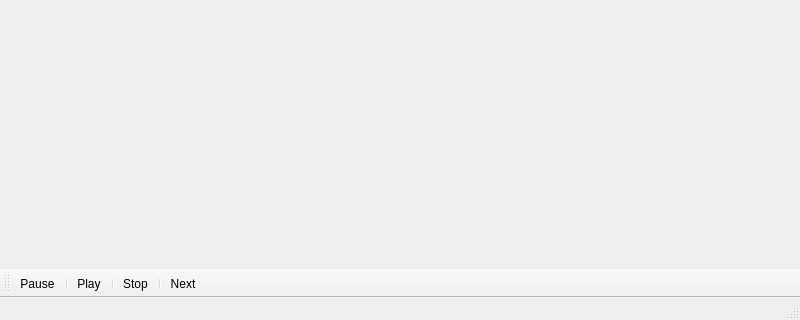
Qt form mainwindow.ui (atharvRsharma/M3Player) before a commit; both pictures show x 0 to 800 and y 280 to 600 of the 800 by 600 pixel window.
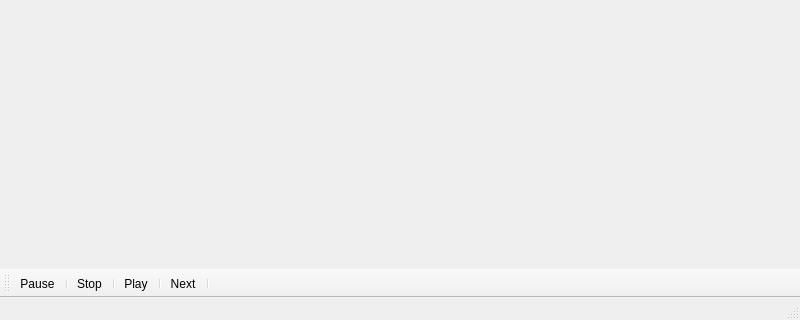
The same form after that commit. Icons and pictures are not drawn.

Diff of the .ui file:
```diff
--- a/mainwindow.ui
+++ b/mainwindow.ui
@@ -2,6 +2,9 @@
 <ui version="4.0">
  <class>MainWindow</class>
  <widget class="QMainWindow" name="MainWindow">
+  <property name="enabled">
+   <bool>true</bool>
+  </property>
   <property name="geometry">
    <rect>
     <x>0</x>
@@ -26,11 +29,12 @@
    </attribute>
    <addaction name="actionPause"/>
    <addaction name="separator"/>
-   <addaction name="actionPlay"/>
-   <addaction name="separator"/>
    <addaction name="actionStop"/>
    <addaction name="separator"/>
+   <addaction name="actionPlay"/>
+   <addaction name="separator"/>
    <addaction name="actionNext"/>
+   <addaction name="separator"/>
   </widget>
   <widget class="QStatusBar" name="statusBar"/>
   <widget class="QToolBar" name="toolBar">
```
Left out of the diff: 6 changed lines with no effect on the pictures.
